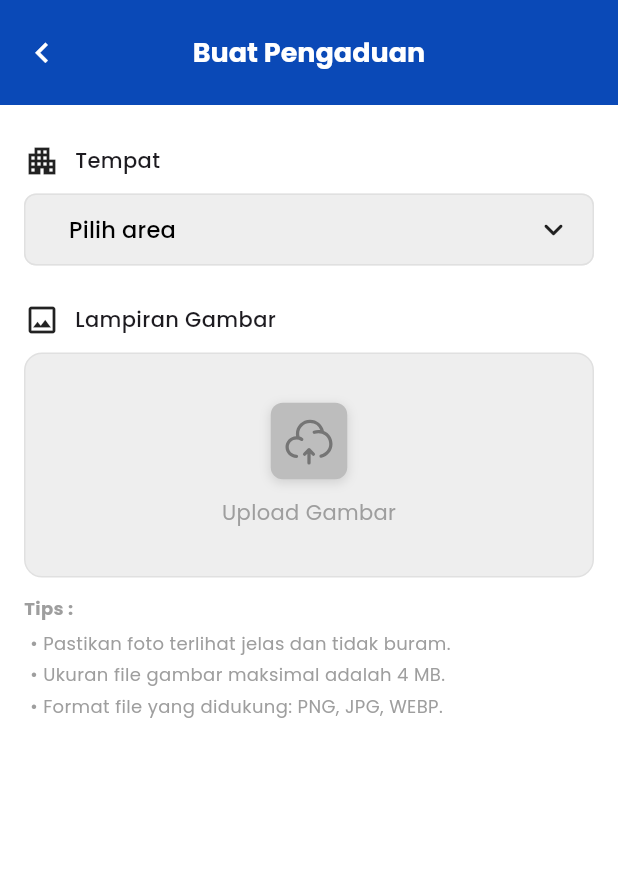
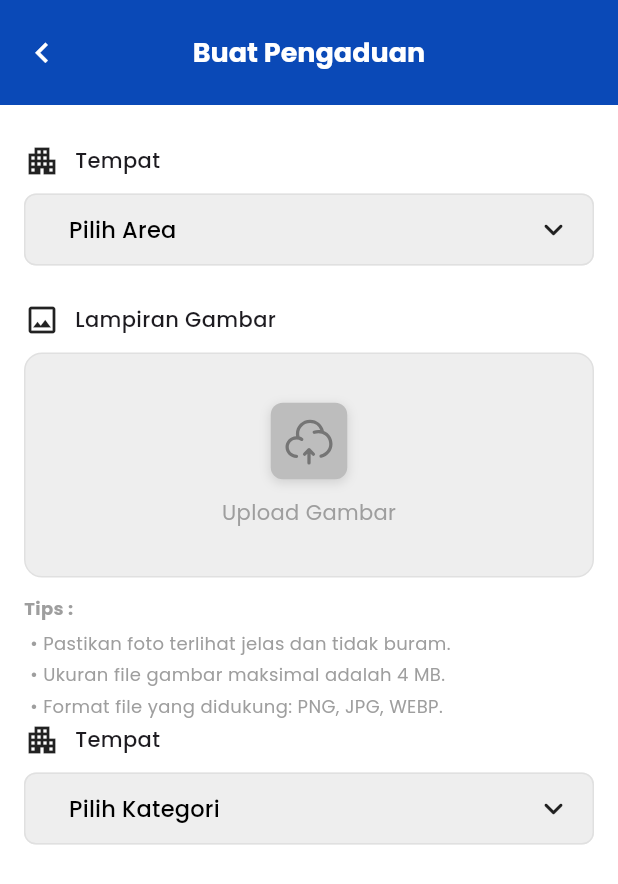
Before and after one commit to Diaznaufal/absensi_MGR, a Flutter app: the BuatPengaduan screen opened directly, on a phone screen of 412 x 824 dp. Shown: the top 884 px of the screen. Run offline on Flutter 3.47's test engine with Material 3 defaults, Android fonts, the phone set to English and light mode, and no system bars; our stand-ins replace bloc, camera, dartz, dropdown_button2, file_picker, flutter_bloc and 13 more; missing offline and left inert: flutter_launcher_icons, google_mlkit_commons, google_mlkit_face_detection, mobile_scanner, month_year_picker, tflite_flutter; accounts and stored records are empty.

Commit message:
Penambahan Kategori Options

```diff
--- a/lib/presentation/pengaduan/Provider/pengaduan_provider.dart
+++ b/lib/presentation/pengaduan/Provider/pengaduan_provider.dart
@@ -3,13 +3,20 @@ import 'package:file_picker/file_picker.dart';
 
 class PengaduanProvider with ChangeNotifier {
   String? _selectedArea;
+  String? _selectedKategori;
   String? get selectedArea => _selectedArea;
+  String? get selectedKategori => _selectedKategori;
 
   final List<String> _uploadMedia = [];
   List<String> get uploadMedia => _uploadMedia;
 
   void setSelectedArea(String? newValue) {
     _selectedArea = newValue;
+    notifyListeners();
+  }
+
+  void setSelectedKategori(String? newValue) {
+    _selectedKategori = newValue;
     notifyListeners();
   }
 
@@ -49,6 +56,7 @@ class PengaduanProvider with ChangeNotifier {
 
   void resetFrom() {
     _selectedArea = null;
+    _selectedKategori = null;
     _uploadMedia.clear();
     notifyListeners();
   }
--- /dev/null
+++ b/lib/presentation/pengaduan/bloc/kategoriOptions.dart
@@ -0,0 +1,11 @@
+class kategoriModel {
+  final String title;
+  final String value;
+  kategoriModel({required this.title, required this.value});
+}
+
+final List<kategoriModel> kategoriOptions = [
+  kategoriModel(title: "Fasilitas Kantor", value: "1"),
+  kategoriModel(title: "Fasilitas Kantor", value: "2"),
+  kategoriModel(title: "Fasilitas Kantor", value: "3"),
+];
--- a/lib/presentation/pengaduan/page/buat_pengaduan.dart
+++ b/lib/presentation/pengaduan/page/buat_pengaduan.dart
@@ -2,6 +2,7 @@ import 'dart:io';
 import 'package:flutter/material.dart';
 import 'package:flutter_absensi_app/presentation/pengaduan/Provider/pengaduan_provider.dart';
 import 'package:flutter_absensi_app/presentation/pengaduan/bloc/kantorOptions.dart';
+import 'package:flutter_absensi_app/presentation/pengaduan/bloc/kategoriOptions.dart';
 import 'package:google_fonts/google_fonts.dart';
 import 'package:dropdown_button2/dropdown_button2.dart';
 import 'package:flutter_svg/flutter_svg.dart';
@@ -116,6 +117,12 @@ class BuatPengaduan extends StatelessWidget {
                       ),
                     ),
                   ],
+                ),
+                _kategoriLaporan(
+                  selectedValue: provider.selectedKategori,
+                  onChanged: (newValue) {
+                    provider.setSelectedKategori(newValue);
+                  },
                 ),
               ],
             ),
@@ -302,7 +309,7 @@ Widget _tempatKaryawan({
             ),
           ),
           hint: Text(
-            'Pilih area',
+            'Pilih Area',
             style: GoogleFonts.poppins(
                 fontSize: 15, fontWeight: FontWeight.w500, color: Colors.black),
           ),
@@ -338,3 +345,86 @@ Widget _tempatKaryawan({
     ],
   );
 }
+
+Widget _kategoriLaporan({
+  required String? selectedValue,
+  required ValueChanged<String?> onChanged,
+}) {
+  return Column(
+    crossAxisAlignment: CrossAxisAlignment.start,
+    children: [
+      Row(
+        children: [
+          const Icon(Icons.apartment),
+          const SizedBox(width: 10),
+          Text(
+            "Tempat",
+            style: GoogleFonts.poppins(
+              fontSize: 14,
+              fontWeight: FontWeight.w500,
+            ),
+          ),
+        ],
+      ),
+      const SizedBox(height: 10),
+      Container(
+        decoration: BoxDecoration(
+          borderRadius: BorderRadius.circular(8),
+        ),
+        child: DropdownButtonFormField2<String>(
+          decoration: InputDecoration(
+            filled: true,
+            fillColor: Colors.grey.shade200,
+            contentPadding: const EdgeInsets.symmetric(
+              vertical: 10,
+              horizontal: 10,
+            ),
+            enabledBorder: OutlineInputBorder(
+              borderRadius: BorderRadius.circular(8),
+              borderSide: BorderSide(
+                color: Colors.grey.shade300,
+                width: 1,
+              ),
+            ),
+            focusedBorder: OutlineInputBorder(
+              borderRadius: BorderRadius.circular(8),
+              borderSide: const BorderSide(color: Colors.black87, width: 1.5),
+            ),
+          ),
+          hint: Text(
+            'Pilih Kategori',
+            style: GoogleFonts.poppins(
+                fontSize: 15, fontWeight: FontWeight.w500, color: Colors.black),
+          ),
+          iconStyleData: const IconStyleData(
+            icon: Icon(
+              Icons.keyboard_arrow_down_rounded,
+              color: Colors.black87,
+            ),
+            iconSize: 26,
+          ),
+          dropdownStyleData: DropdownStyleData(
+            maxHeight: 155,
+            decoration: BoxDecoration(
+              borderRadius: BorderRadius.circular(18),
+              color: Colors.white,
+            ),
+            elevation: 4,
+          ),
+          menuItemStyleData: const MenuItemStyleData(
+            height: 50,
+            padding: EdgeInsets.symmetric(horizontal: 16),
+          ),
+          value: selectedValue,
+          items: kategoriOptions.map((item) {
+            return DropdownMenuItem<String>(
+              value: item.value,
+              child: Text(item.title),
+            );
+          }).toList(),
+          onChanged: onChanged,
+        ),
+      ),
+    ],
+  );
+}
```
Also changed, not shown: assets/icons/category.svg (added).
